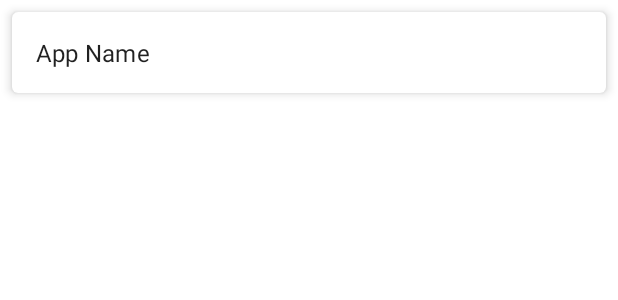
After one commit to Ado-O/android-basic-architecture-MVVM, an Android app: the layout main_row.xml on its own in the app's theme, with its tools: preview values and no code run, on a phone screen of 412 x 824 dp. The commit adds this screen. Shown: the top 300 px of the screen. Run offline under Robolectric (Android 15) with nearby library versions, the phone set to English and light mode, and no system bars.

Commit message:
- Main Row

```diff
--- /dev/null
+++ b/app/src/main/res/layout/main_row.xml
@@ -0,0 +1,24 @@
+<?xml version="1.0" encoding="utf-8"?>
+<android.support.design.card.MaterialCardView
+    xmlns:android="http://schemas.android.com/apk/res/android"
+    xmlns:app="http://schemas.android.com/apk/res-auto"
+    android:layout_width="match_parent"
+    android:layout_height="wrap_content"
+    android:layout_margin="8dp"
+    app:cardCornerRadius="4dp"
+    app:cardElevation="4dp">
+
+    <android.support.constraint.ConstraintLayout
+        android:layout_width="match_parent"
+        android:layout_height="wrap_content"
+        android:padding="16dp">
+
+        <TextView
+            style="@style/Text"
+            android:layout_width="wrap_content"
+            android:layout_height="wrap_content"
+            android:text="@string/app_name"/>
+
+    </android.support.constraint.ConstraintLayout>
+
+</android.support.design.card.MaterialCardView>
--- a/app/src/main/res/values/colors.xml
+++ b/app/src/main/res/values/colors.xml
@@ -4,4 +4,14 @@
     <color name="colorPrimary">#3F51B5</color>
     <color name="colorPrimaryDark">#303F9F</color>
     <color name="colorAccent">#FF4081</color>
+
+    <!-- Light Text Colors -->
+    <color name="lightTextHigh">#FFFFFF</color>
+    <color name="lightTextMedium">#B2FFFFFF</color>
+    <color name="lightTextDisabled">#80FFFFFF</color>
+
+    <!-- Dark Text Colors -->
+    <color name="darkTextHigh">#DE000000</color>
+    <color name="darkTextMedium">#99000000</color>
+    <color name="darkTextDisabled">#61000000</color>
 </resources>
--- a/app/src/main/res/values/styles.xml
+++ b/app/src/main/res/values/styles.xml
@@ -8,4 +8,12 @@
 
     </style>
 
+    <style name="Text" parent="TextAppearance.AppCompat">
+        <item name="fontFamily">sans-serif</item>
+        <item name="android:textStyle">normal</item>
+        <item name="textAllCaps">false</item>
+        <item name="android:textSize">16sp</item>
+        <item name="android:letterSpacing">0.009375</item>
+    </style>
+
 </resources>
```
